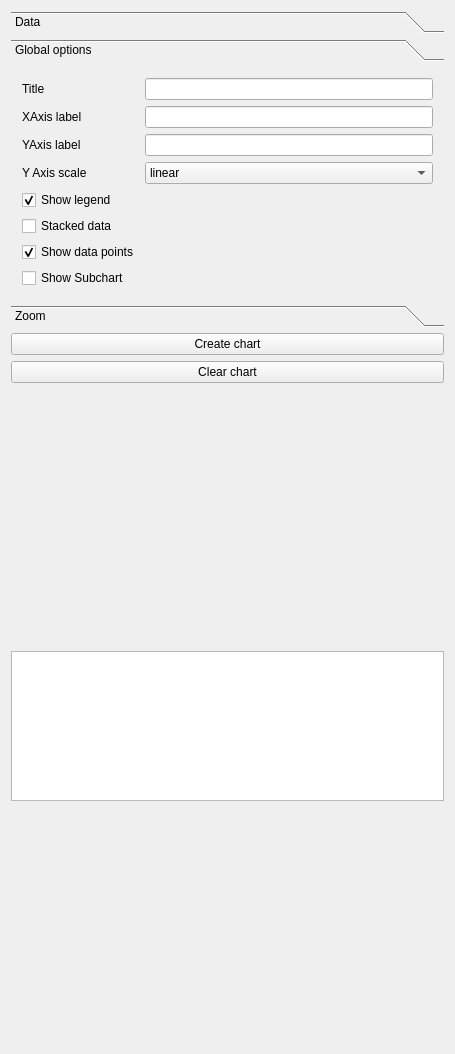
This is Plugins/org.mitk.gui.qt.chartExample/src/internal/ChartExampleControls.ui in MITK/MITK as Qt 5 draws it before an edit. The edited form follows.
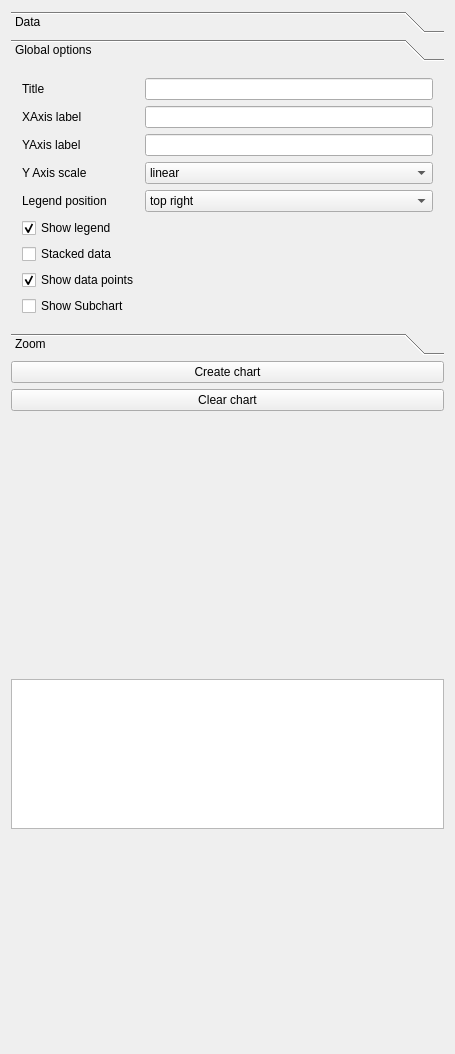
This is the edited form. The open tabs and pages were chosen to show the change. Custom widgets are drawn as their Qt base class.

Commit message: Resolved T25973

The edit to the form file:
```diff
--- a/Plugins/org.mitk.gui.qt.chartExample/src/internal/ChartExampleControls.ui
+++ b/Plugins/org.mitk.gui.qt.chartExample/src/internal/ChartExampleControls.ui
@@ -355,8 +355,8 @@
        <rect>
         <x>0</x>
         <y>0</y>
-        <width>437</width>
-        <height>210</height>
+        <width>420</width>
+        <height>236</height>
        </rect>
       </property>
       <property name="sizePolicy">
@@ -428,7 +428,7 @@
            </item>
           </widget>
          </item>
-         <item row="4" column="0">
+         <item row="5" column="0">
           <widget class="QCheckBox" name="m_checkBoxShowLegend">
            <property name="text">
             <string>Show legend</string>
@@ -438,14 +438,14 @@
            </property>
           </widget>
          </item>
-         <item row="5" column="0">
+         <item row="6" column="0">
           <widget class="QCheckBox" name="m_checkBoxStackedData">
            <property name="text">
             <string>Stacked data</string>
            </property>
           </widget>
          </item>
-         <item row="6" column="0">
+         <item row="7" column="0">
           <widget class="QCheckBox" name="m_checkBoxShowDataPoints">
            <property name="text">
             <string>Show data points</string>
@@ -455,13 +455,52 @@
            </property>
           </widget>
          </item>
-         <item row="7" column="0">
+         <item row="8" column="0">
           <widget class="QCheckBox" name="m_checkBoxShowSubchart">
            <property name="text">
             <string>Show Subchart</string>
            </property>
           </widget>
          </item>
+         <item row="4" column="0">
+          <widget class="QLabel" name="label_16">
+           <property name="text">
+            <string>Legend position</string>
+           </property>
+          </widget>
+         </item>
+         <item row="4" column="1">
+          <widget class="QComboBox" name="m_comboBoxLegendPosition">
+           <property name="currentIndex">
+            <number>2</number>
+           </property>
+           <item>
+            <property name="text">
+             <string>bottom middle</string>
+            </property>
+           </item>
+           <item>
+            <property name="text">
+             <string>bottom right</string>
+            </property>
+           </item>
+           <item>
+            <property name="text">
+             <string>top right</string>
+            </property>
+           </item>
+           <item>
+            <property name="text">
+             <string>top left</string>
+            </property>
+           </item>
+           <item>
+            <property name="text">
+             <string>middle right</string>
+            </property>
+           </item>
+          </widget>
+         </item>
         </layout>
        </item>
       </layout>
```
The commit also changes 2 other files.
